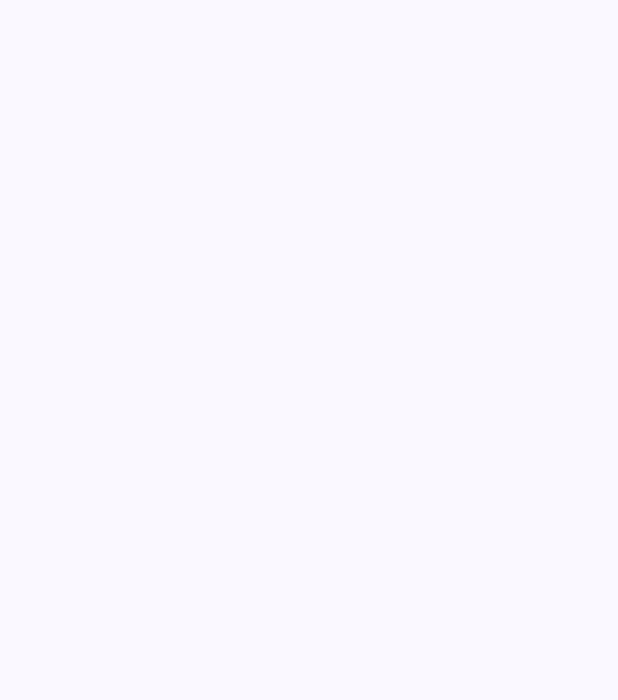
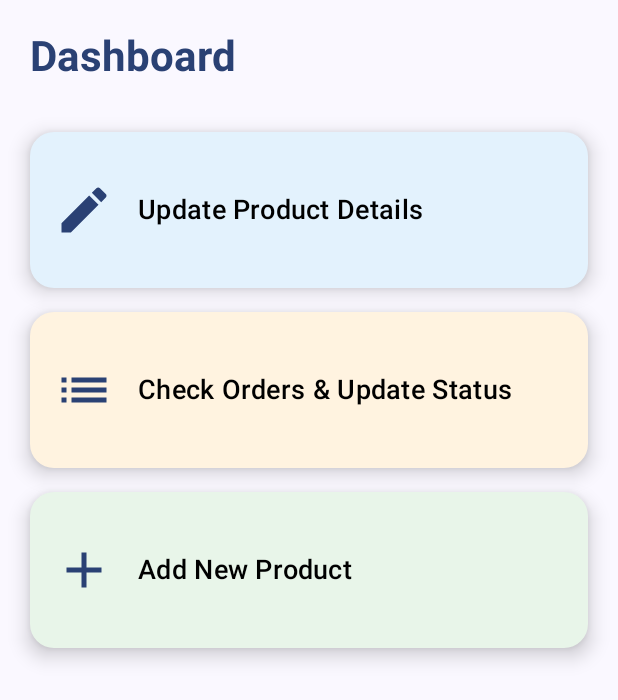
Before and after one commit to astronix1/Shopzi-Seller, an Android app built with Jetpack Compose: the HomeScreen screen opened through its navigation route, on a phone screen of 412 x 824 dp. Before the commit the part shown is empty. Shown: the top 700 px of the screen. Run offline under Robolectric (Android 15) with nearby library versions, the phone set to English and light mode, and no system bars; our stand-ins replace Firebase (no records; nobody signed in at launch, a user with empty details on screens opened directly).

Commit message:
update product feature designed

```diff
--- a/app/build.gradle.kts
+++ b/app/build.gradle.kts
@@ -49,6 +49,8 @@ dependencies {
     implementation(libs.androidx.ui)
     implementation(libs.androidx.ui.graphics)
     implementation(libs.androidx.ui.tooling.preview)
+    implementation("io.coil-kt:coil-compose:2.4.0")
+
     implementation(libs.androidx.material3)
     implementation(libs.androidx.navigation.compose)
     implementation(libs.firebase.auth)
--- a/app/src/main/java/com/example/shopziseller/AppNavigation.kt
+++ b/app/src/main/java/com/example/shopziseller/AppNavigation.kt
@@ -6,6 +6,9 @@ import androidx.navigation.NavHostController
 import androidx.navigation.compose.NavHost
 import androidx.navigation.compose.composable
 import androidx.navigation.compose.rememberNavController
+import com.example.shopziseller.screens.AddProduct
+import com.example.shopziseller.screens.OrdersPage
+import com.example.shopziseller.screens.UpdateProduct
 import com.google.firebase.Firebase
 import com.google.firebase.auth.auth
 
@@ -24,6 +27,16 @@ fun AppNavigation(modifier: Modifier = Modifier) {
         composable("homescreen") {
             HomeScreen(modifier)
         }
+
+        composable("orders"){
+            OrdersPage(modifier)
+        }
+        composable("update"){
+            UpdateProduct(modifier)
+        }
+        composable("addproduct"){
+            AddProduct(modifier)
+        }
     }
 }
 
--- a/app/src/main/java/com/example/shopziseller/HomeScreen.kt
+++ b/app/src/main/java/com/example/shopziseller/HomeScreen.kt
@@ -1,14 +1,102 @@
 package com.example.shopziseller
 
+import androidx.compose.foundation.clickable
+import androidx.compose.foundation.layout.*
+import androidx.compose.material.icons.Icons
+import androidx.compose.material.icons.automirrored.filled.List
+import androidx.compose.material.icons.filled.Add
+import androidx.compose.material.icons.filled.Edit
+import androidx.compose.material3.*
 import androidx.compose.runtime.Composable
+import androidx.compose.ui.Alignment
 import androidx.compose.ui.Modifier
-import androidx.navigation.NavController
+import androidx.compose.ui.graphics.Color
+import androidx.compose.ui.text.font.FontWeight
+import androidx.compose.ui.unit.dp
+import androidx.compose.ui.unit.sp
+import com.example.shopziseller.GlobalNavigation.navController
 
 @Composable
 fun HomeScreen(modifier: Modifier = Modifier) {
+    Column(
+        modifier = modifier
+            .fillMaxSize()
+            .padding(20.dp),
+        horizontalAlignment = Alignment.CenterHorizontally
+    ) {
+        Text(
+            text = "Dashboard",
+            style = MaterialTheme.typography.headlineMedium.copy(
+                fontWeight = FontWeight.Bold,
+                fontSize = 28.sp,
+                color = MaterialTheme.colorScheme.primary
+            ),
+            modifier = Modifier
+                .align(Alignment.Start)
+                .padding(bottom = 24.dp)
+        )
+        HomeCard(
+            title = "Update Product Details",
+            icon = Icons.Default.Edit,
+            backgroundColor = Color(0xFFE3F2FD),
+            onClick = { navController.navigate("update") }
+        )
 
+        HomeCard(
+            title = "Check Orders & Update Status",
+            icon = Icons.AutoMirrored.Filled.List,
+            backgroundColor = Color(0xFFFFF3E0),
+            onClick = { navController.navigate("orders") }
+        )
 
+        HomeCard(
+            title = "Add New Product",
+            icon = Icons.Default.Add,
+            backgroundColor = Color(0xFFE8F5E9),
+            onClick = { navController.navigate("addProduct") }
+        )
+    }
+}
 
-
-
+@Composable
+fun HomeCard(
+    title: String,
+    icon: androidx.compose.ui.graphics.vector.ImageVector,
+    backgroundColor: Color,
+    onClick: () -> Unit
+) {
+    Card(
+        modifier = Modifier
+            .fillMaxWidth()
+            .height(120.dp)
+            .padding(vertical = 8.dp)
+            .clickable { onClick() },
+        colors = CardDefaults.cardColors(containerColor = backgroundColor),
+        elevation = CardDefaults.cardElevation(defaultElevation = 8.dp),
+        shape = MaterialTheme.shapes.large
+    ) {
+        Row(
+            modifier = Modifier
+                .fillMaxSize()
+                .padding(16.dp),
+            verticalAlignment = Alignment.CenterVertically,
+            horizontalArrangement = Arrangement.Start
+        ) {
+            Icon(
+                imageVector = icon,
+                contentDescription = null,
+                tint = MaterialTheme.colorScheme.primary,
+                modifier = Modifier.size(40.dp)
+            )
+            Spacer(modifier = Modifier.width(16.dp))
+            Text(
+                text = title,
+                style = MaterialTheme.typography.titleMedium.copy(
+                    fontWeight = FontWeight.SemiBold,
+                    fontSize = 18.sp,
+                    color = Color.Black
+                )
+            )
+        }
+    }
 }
--- a/app/src/main/java/com/example/shopziseller/LoginPage.kt
+++ b/app/src/main/java/com/example/shopziseller/LoginPage.kt
@@ -26,6 +26,7 @@ import androidx.compose.ui.text.input.PasswordVisualTransformation
 import androidx.compose.ui.unit.dp
 import androidx.compose.ui.unit.sp
 import androidx.navigation.NavController
+import com.example.shopziseller.model.AuthViewModel
 
 @Composable
 fun LoginPage(modifier: Modifier = Modifier, authViewModel: AuthViewModel = androidx.lifecycle.viewmodel.compose.viewModel()) {
@@ -44,7 +45,7 @@ fun LoginPage(modifier: Modifier = Modifier, authViewModel: AuthViewModel = andr
         horizontalAlignment = Alignment.CenterHorizontally
     ) {
         Text(
-            text = "Great to see you again!",
+            text = "Admin Dashboard Login",
             modifier.fillMaxWidth(),
             style = TextStyle(
                 color = Color.Black,
@@ -91,6 +92,7 @@ fun LoginPage(modifier: Modifier = Modifier, authViewModel: AuthViewModel = andr
                         if (success) {
                             GlobalNavigation.navController.navigate("homescreen") {
                                 popUpTo("login") { inclusive = true }
+                                launchSingleTop = true
                             }
                         } else {
                             AppUtil.showToast(context, errorMsg ?: "Something went wrong")
--- a/app/src/main/java/com/example/shopziseller/AuthViewModel.kt
+++ b/app/src/main/java/com/example/shopziseller/model/AuthViewModel.kt
@@ -1,4 +1,4 @@
-package com.example.shopziseller
+package com.example.shopziseller.model
 
 import androidx.lifecycle.ViewModel
 import com.google.firebase.Firebase
```
Also changed, not shown: app/src/main/java/com/example/shopziseller/model/ProductModel.kt (added, +12 -0 lines), app/src/main/java/com/example/shopziseller/screens/AddProduct.kt (added, +9 -0 lines), app/src/main/java/com/example/shopziseller/screens/OrdersPage.kt (added, +11 -0 lines), app/src/main/java/com/example/shopziseller/screens/UpdateProduct.kt (added, +268 -0 lines).
